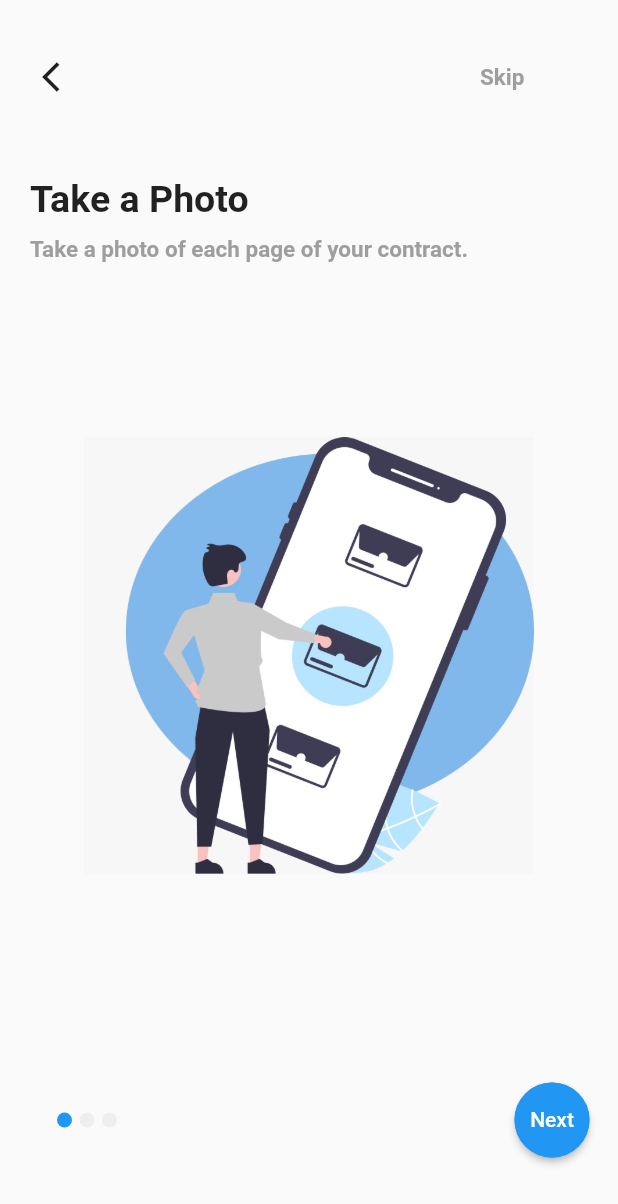
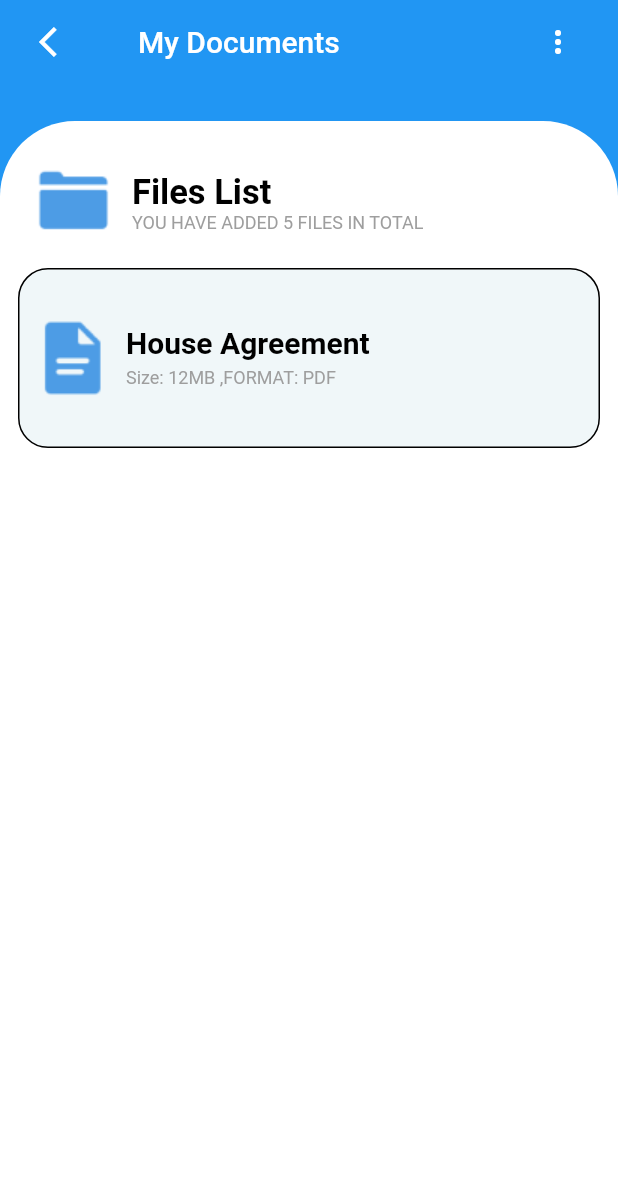
Before and after one commit to HarishGuragol/DocumentScanner, a Flutter app: the screen it shows after launch, on a phone screen of 412 x 824 dp. Shown: the top 1204 px of the screen. Run offline on Flutter 3.47's test engine with Material 2 defaults, Android fonts, the phone set to English and light mode, and no system bars; our stand-ins replace firebase_auth, firebase_core, image_cropper, image_picker, modal_progress_hud_nsn; accounts and stored records are empty.

Commit message:
screens added

```diff
--- a/lib/main.dart
+++ b/lib/main.dart
@@ -1,3 +1,5 @@
+import 'package:documentscan/screens/apistatus.dart';
+import 'package:documentscan/screens/display.dart';
 import 'package:documentscan/screens/homescreen.dart';
 import 'package:documentscan/screens/routes.dart';
 import 'package:flutter/material.dart';
@@ -10,7 +12,7 @@ import 'package:documentscan/screens/register.dart';
 import 'package:documentscan/screens/login.dart';
 import 'package:firebase_core/firebase_core.dart';
 
-Future<void> main() async{
+Future<void> main() async {
   WidgetsFlutterBinding.ensureInitialized();
   await Firebase.initializeApp();
   runApp(Scan());
@@ -25,17 +27,18 @@ class Scan extends StatelessWidget {
         backgroundColor: Colors.white,
       ),
       debugShowCheckedModeBanner: false,
-      initialRoute: Routes.splashscreen,
-      routes: {
-        Routes.splashscreen: (context) => SplashScreen(),
-        Routes.intro1: (context) => IntroScreen_1(),
-        Routes.intro2: (context) => IntroScreen_2(),
-        Routes.intro3: (context) => IntroScreen_3(),
-        Routes.login: (context) => Login(),
-        // ignore: prefer_const_constructors
-        Routes.register: (context) => Register(),
-        Routes.homescreen: (context) => HomeScreen(),
-      },
+      //initialRoute: Routes.splashscreen,
+      home: DisplayScreen(),
+      // routes: {
+      //   Routes.splashscreen: (context) => SplashScreen(),
+      //   Routes.intro1: (context) => IntroScreen_1(),
+      //   Routes.intro2: (context) => IntroScreen_2(),
+      //   Routes.intro3: (context) => IntroScreen_3(),
+      //   Routes.login: (context) => Login(),
+      //   // ignore: prefer_const_constructors
+      //   Routes.register: (context) => Register(),
+      //   Routes.homescreen: (context) => HomeScreen(),
+      // },
     );
   }
 }
--- /dev/null
+++ b/lib/screens/display.dart
@@ -0,0 +1,165 @@
+// ignore_for_file: prefer_const_constructors
+import 'dart:io';
+import 'package:documentscan/screens/file_viewer.dart';
+import 'package:flutter/material.dart';
+import 'package:documentscan/screens/widgets/image_picker_type.dart';
+
+class DisplayScreen extends StatefulWidget {
+  @override
+  _DisplayScreenState createState() => _DisplayScreenState();
+}
+
+class _DisplayScreenState extends State<DisplayScreen> {
+  @override
+  Widget build(BuildContext context) {
+    return Scaffold(
+      backgroundColor: Colors.blue,
+      appBar: AppBar(
+        leading: Padding(
+          padding: const EdgeInsets.only(left: 18.0),
+          child: IconButton(
+            icon: Icon(
+              Icons.arrow_back_ios,
+              color: Colors.white,
+            ),
+            onPressed: () {},
+          ),
+        ),
+        elevation: 0.0,
+        foregroundColor: Colors.white,
+        backgroundColor: Colors.blue,
+        title: Row(
+          mainAxisAlignment: MainAxisAlignment.spaceBetween,
+          children: [
+            Container(
+              padding: EdgeInsets.all(20.0),
+              child: Text('My Documents'),
+            ),
+            IconButton(
+              icon: Icon(
+                Icons.more_vert,
+                color: Colors.white,
+              ),
+              onPressed: () {},
+            ),
+          ],
+        ),
+        centerTitle: true,
+      ),
+      body: Container(
+        margin: EdgeInsets.only(top: MediaQuery.of(context).size.height * 0.03),
+        decoration: BoxDecoration(
+          borderRadius: BorderRadius.only(
+            topLeft: Radius.circular(50.0),
+            topRight: Radius.circular(50.0),
+          ),
+          color: Colors.white,
+        ),
+        child: Column(
+          mainAxisAlignment: MainAxisAlignment.start,
+
+          // ignore: prefer_const_literals_to_create_immutables
+          children: [
+            Padding(
+              padding: const EdgeInsets.only(
+                  top: 3.0, left: 3.0, right: 3.0, bottom: 0.0),
+              child: Container(
+                padding: const EdgeInsets.only(
+                    top: 20.0, left: 20.0, right: 20.0, bottom: 0.0),
+                child: Row(
+                  mainAxisAlignment: MainAxisAlignment.start,
+                  children: [
+                    Image.asset('images/folder.png'),
+                    SizedBox(
+                      width: 5.0,
+                    ),
+                    Padding(
+                      padding: const EdgeInsets.all(8.0),
+                      child: Column(
+                        mainAxisAlignment: MainAxisAlignment.start,
+                        crossAxisAlignment: CrossAxisAlignment.start,
+                        // ignore: prefer_const_literals_to_create_immutables
+                        children: [
+                          Text(
+                            'Files List',
+                            style: TextStyle(
+                              fontSize: 23.0,
+                              fontWeight: FontWeight.bold,
+                              color: Colors.black,
+                            ),
+                          ),
+                          Text(
+                            'YOU HAVE ADDED 5 FILES IN TOTAL',
+                            style: TextStyle(
+                              fontSize: 12.0,
+                              color: Colors.grey,
+                            ),
+                          )
+                        ],
+                      ),
+                    )
+                  ],
+                ),
+              ),
+            ),
+            Padding(
+              padding: const EdgeInsets.all(12.0),
+              child: Container(
+                height: 120.0,
+                padding: EdgeInsets.all(8.0),
+                decoration: BoxDecoration(
+                  border: Border.all(
+                    color: Colors.black,
+                    width: 1,
+                  ),
+                  borderRadius: BorderRadius.all(Radius.circular(20.0)),
+                  color: Color(0xFFF0F7F9),
+                ),
+                child: Column(
+                  mainAxisAlignment: MainAxisAlignment.center,
+                  children: [
+                    Row(
+                      mainAxisAlignment: MainAxisAlignment.start,
+                      crossAxisAlignment: CrossAxisAlignment.start,
+                      children: [
+                        Image.asset('images/file.png'),
+                        Padding(
+                          padding: const EdgeInsets.all(8.0),
+                          child: Column(
+                            mainAxisAlignment: MainAxisAlignment.start,
+                            crossAxisAlignment: CrossAxisAlignment.start,
+                            // ignore: prefer_const_literals_to_create_immutables
+                            children: [
+                              Text(
+                                'House Agreement',
+                                style: TextStyle(
+                                  fontSize: 20.0,
+                                  fontWeight: FontWeight.bold,
+                                  color: Colors.black,
+                                ),
+                              ),
+                              SizedBox(
+                                height: 5.0,
+                              ),
+                              Text(
+                                'Size: 12MB ,FORMAT: PDF',
+                                style: TextStyle(
+                                  fontSize: 12.0,
+                                  color: Colors.grey,
+                                ),
+                              )
+                            ],
+                          ),
+                        )
+                      ],
+                    ),
+                  ],
+                ),
+              ),
+            )
+          ],
+        ),
+      ),
+    );
+  }
+}
```
Also changed, not shown: lib/screens/apistatus.dart (added, +91 -0 lines), lib/screens/homescreen.dart (+36 -10 lines), images/arrow.png (added), images/file.png (added), images/folder.png (added), images/transition.jpeg (added), lib/screens/myprofile.dart (added).
